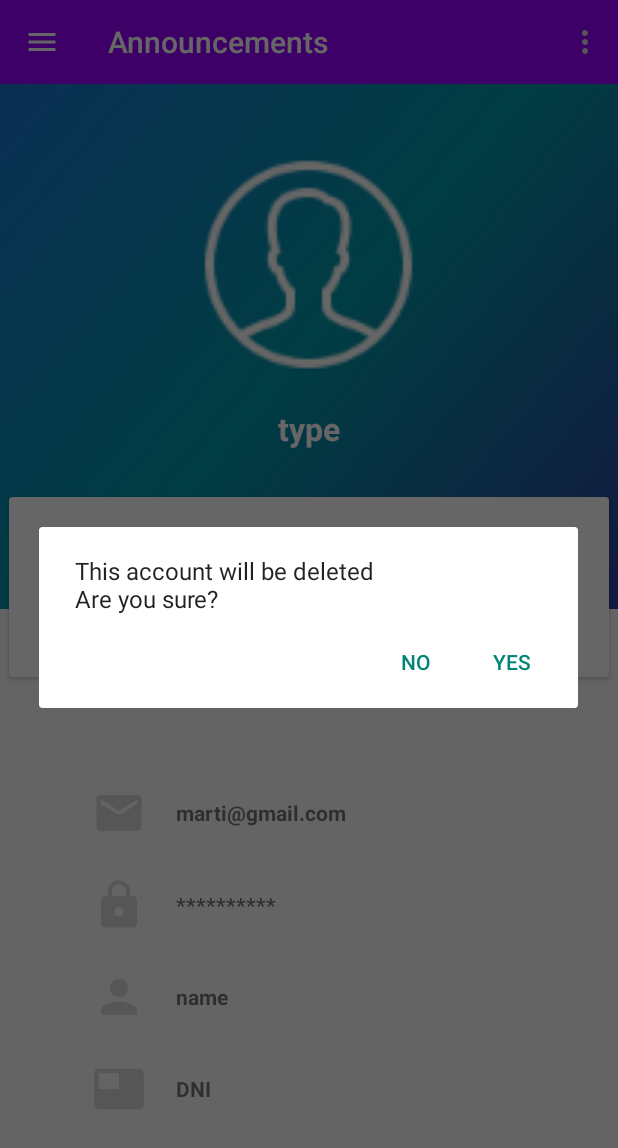
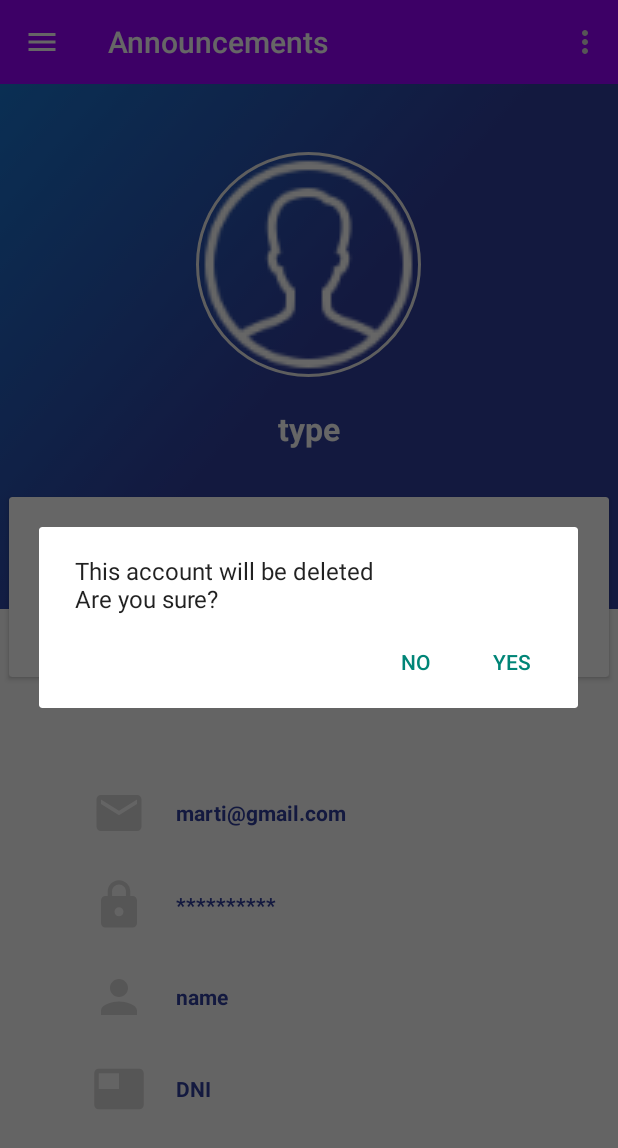
Before and after one commit to marti1999/ProjecteFinalDAM-AndroidAdminApp, an Android app: the fragment profileFragment placed in its activity, in the options menu, after a tap on "Delete account", on a phone screen of 412 x 824 dp. Shown: the top 1148 px of the screen. Run offline under Robolectric (Android 15) with nearby library versions, the phone set to English and light mode, and no system bars; our stand-ins replace ButterKnife, CircleImageView; pictures from the network do not load; 2 statements that could not run were skipped.

Commit message:
user profile

```diff
--- a/app/build.gradle
+++ b/app/build.gradle
@@ -60,5 +60,9 @@ dependencies {
     implementation 'com.google.android.gms:play-services-gcm:16.1.0'
     implementation 'com.google.maps:google-maps-services:0.2.11'
 
+    //ROUND IMAGEVIEW
+    implementation 'de.hdodenhof:circleimageview:3.0.0'
+
+
 }
 apply plugin: 'com.google.gms.google-services'
--- a/app/src/main/AndroidManifest.xml
+++ b/app/src/main/AndroidManifest.xml
@@ -5,6 +5,7 @@
     <uses-permission android:name="android.permission.INTERNET" />
     <uses-permission android:name="android.permission.ACCESS_NETWORK_STATE" />
     <uses-permission android:name="android.permission.WRITE_EXTERNAL_STORAGE" />
+    <uses-permission android:name="android.permission.READ_EXTERNAL_STORAGE"/>
     <uses-permission android:name="android.permission.READ_PHONE_STATE" />
     <uses-permission android:name="com.google.android.providers.gsf.permission.READ_GSERVICES"/>
     <uses-permission android:name="android.permission.ACCESS_COARSE_LOCATION"/>
--- a/app/src/main/java/com/example/marti/projecte_uf1/mutualFragments/profileFragment.java
+++ b/app/src/main/java/com/example/marti/projecte_uf1/mutualFragments/profileFragment.java
@@ -1,12 +1,15 @@
 package com.example.marti.projecte_uf1.mutualFragments;
 
+import android.app.Activity;
+import android.content.Intent;
 import android.content.SharedPreferences;
-import android.net.http.SslCertificate;
+import android.net.Uri;
 import android.os.Bundle;
 import android.support.v4.app.Fragment;
 import android.view.LayoutInflater;
 import android.view.View;
 import android.view.ViewGroup;
+import android.widget.ImageView;
 import android.widget.TextView;
 import android.widget.Toast;
 
@@ -48,6 +51,8 @@ public class profileFragment extends Fragment {
     @BindView(R.id.dni)
     TextView dni;
     Unbinder unbinder;
+    @BindView(R.id.image)
+    de.hdodenhof.circleimageview.CircleImageView image;
     private ApiMecAroundInterfaces mAPIService;
     private String sharedPrefFile = "prefsFile";
     private SharedPreferences prefs;
@@ -56,7 +61,7 @@ public class profileFragment extends Fragment {
     private Requestor requestor;
     private String userType;
     private String userId;
-
+private final int GALLERY_REQUEST_CODE = 1;
     public profileFragment() {
     }
 
@@ -129,9 +134,9 @@ public class profileFragment extends Fragment {
         type.setText(userType);
         name.setText(donor.name);
         pointsLabel.setText("Points");
-        points.setText(donor.points);
+        points.setText(String.valueOf(donor.points));
         amountLabel.setText("Amount Given");
-        amount.setText(donor.ammountGiven);
+        amount.setText(String.valueOf(donor.ammountGiven));
         email.setText(donor.email);
         password.setText("**********");
         name.setText(donor.name);
@@ -139,12 +144,12 @@ public class profileFragment extends Fragment {
 
     }
 
-    private void fillTextViewsRequestor(Requestor requestor){
+    private void fillTextViewsRequestor(Requestor requestor) {
 
         type.setText(userType);
         name.setText(requestor.name);
         pointsLabel.setText("Remaining Points");
-        points.setText(requestor.points);
+        points.setText(String.valueOf(requestor.points));
         amountLabel.setText("Points per year");
         amount.setText(requestor.maxClaim.value);
         email.setText(requestor.email);
@@ -168,7 +173,34 @@ public class profileFragment extends Fragment {
         unbinder.unbind();
     }
 
-    @OnClick(R.id.password)
+
+
+    @OnClick(R.id.image)
     public void onViewClicked() {
+        pickFromGallery();
+    }
+    private void pickFromGallery(){
+        //Create an Intent with action as ACTION_PICK
+        Intent intent=new Intent(Intent.ACTION_PICK);
+        // Sets the type as image/*. This ensures only components of type image are selected
+        intent.setType("image/*");
+        //We pass an extra array with the accepted mime types. This will ensure only components with these MIME types as targeted.
+        String[] mimeTypes = {"image/jpeg", "image/png"};
+        intent.putExtra(Intent.EXTRA_MIME_TYPES,mimeTypes);
+        // Launching the Intent
+        startActivityForResult(intent,GALLERY_REQUEST_CODE);
+    }
+
+    @Override
+    public void onActivityResult(int requestCode, int resultCode, Intent data) {
+        super.onActivityResult(requestCode, resultCode, data);
+        if (resultCode == Activity.RESULT_OK)
+            switch (requestCode){
+                case GALLERY_REQUEST_CODE:
+                    //data.getData returns the content URI for the selected Image
+                    Uri selectedImage = data.getData();
+                    image.setImageURI(selectedImage);
+                    break;
+            }
     }
 }
--- a/app/src/main/res/drawable/gradientuser.xml
+++ b/app/src/main/res/drawable/gradientuser.xml
@@ -5,7 +5,7 @@
             <gradient
                 android:angle="135"
                 android:startColor="#303F9F"
-                android:centerColor="#0097A7"
+                android:centerColor="#303F9F"
                 android:endColor="#1976D2"
                 android:type="linear" />
         </shape>
--- a/app/src/main/res/layout/fragment_profile.xml
+++ b/app/src/main/res/layout/fragment_profile.xml
@@ -15,12 +15,18 @@
             android:background="@drawable/gradientuser"
             android:orientation="vertical">
 
-            <ImageView
-                android:layout_width="150dp"
+
+
+            <de.hdodenhof.circleimageview.CircleImageView
+                xmlns:app="http://schemas.android.com/apk/res-auto"
+                android:id="@+id/image"
                 android:layout_height="150dp"
                 android:layout_gravity="center_horizontal"
                 android:layout_marginTop="45dp"
-                android:src="@drawable/male" />
+                android:src="@drawable/male"
+                app:civ_border_width="2dp"
+                app:civ_border_color="@color/grisLight"
+                android:layout_width="150dp" />
 
             <TextView
                 android:id="@+id/type"
@@ -66,10 +72,11 @@
                         android:layout_width="wrap_content"
                         android:layout_height="wrap_content"
                         android:paddingTop="10dp"
+
                         android:text="1205"
                         android:id="@+id/points"
 
-                        android:textColor="@color/gris"
+                        android:textColor="#303F9F"
                         android:textSize="20sp"
                         android:textStyle="bold" />
 
@@ -97,7 +104,7 @@
                         android:text="360"
                         android:id="@+id/amount"
 
-                        android:textColor="@color/gris"
+                        android:textColor="#303F9F"
                         android:textSize="20sp"
                         android:textStyle="bold" />
 
@@ -135,6 +142,7 @@
                 android:layout_gravity="center_vertical"
                 android:paddingLeft="20dp"
                 android:id="@+id/email"
+                android:textColor="#303F9F"
 
                 android:text="marti@gmail.com"
                 android:textStyle="bold" />
@@ -159,6 +167,7 @@
                 android:layout_gravity="center_vertical"
                 android:paddingLeft="20dp"
                 android:id="@+id/password"
+                android:textColor="#303F9F"
 
                 android:text="**********"
                 android:textStyle="bold" />
@@ -183,6 +192,7 @@
                 android:layout_gravity="center_vertical"
                 android:paddingLeft="20dp"
                 android:text="name"                android:id="@+id/name"
+                android:textColor="#303F9F"
 
                 android:textStyle="bold" />
         </LinearLayout>
@@ -207,6 +217,7 @@
                 android:paddingLeft="20dp"
                 android:text="DNI"
                 android:id="@+id/dni"
+                android:textColor="#303F9F"
 
                 android:textStyle="bold" />
         </LinearLayout>
```
Also changed, not shown: 4 other files.
